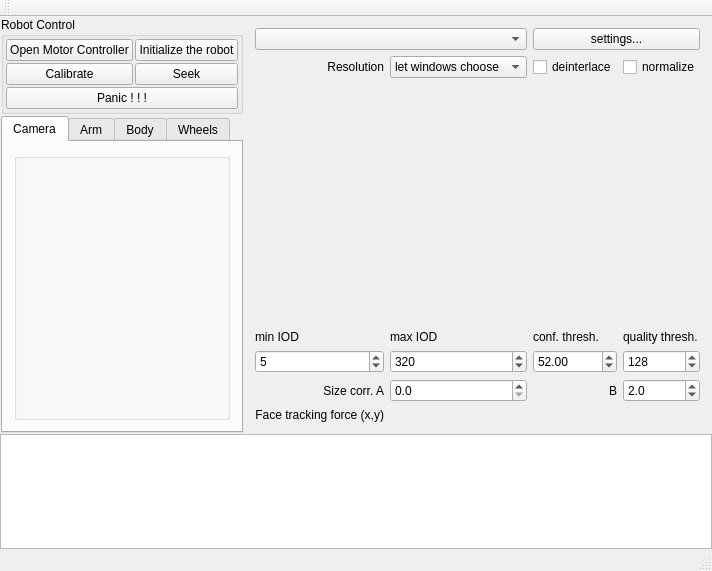
Before: the Qt Designer form RoboShell.ui in artm/biofame-robot, drawn with Qt 5.
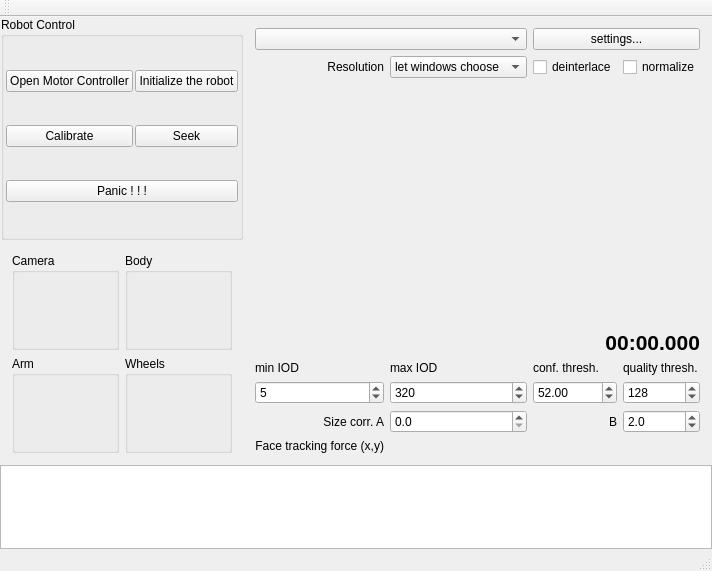
After: the same form once the commit is applied. Custom widgets are drawn as their Qt base class.

Commit message: more screen capture friendly layout

Diff of the .ui file:
```diff
--- a/RoboShell.ui
+++ b/RoboShell.ui
@@ -106,50 +106,37 @@
         </widget>
        </item>
        <item>
-        <widget class="QTabWidget" name="tabWidget">
-         <property name="currentIndex">
-          <number>0</number>
-         </property>
-         <widget class="QWidget" name="cameraTab">
-          <attribute name="title">
-           <string>Camera</string>
-          </attribute>
-          <layout class="QHBoxLayout" name="horizontalLayout">
-           <item>
-            <widget class="AxisControlPanel" name="cameraPanel"/>
-           </item>
-          </layout>
-         </widget>
-         <widget class="QWidget" name="armTab">
-          <attribute name="title">
-           <string>Arm</string>
-          </attribute>
-          <layout class="QHBoxLayout" name="horizontalLayout_2">
-           <item>
-            <widget class="AxisControlPanel" name="armPanel"/>
-           </item>
-          </layout>
-         </widget>
-         <widget class="QWidget" name="bodyTab">
-          <attribute name="title">
-           <string>Body</string>
-          </attribute>
-          <layout class="QHBoxLayout" name="horizontalLayout_4">
-           <item>
-            <widget class="AxisControlPanel" name="bodyPanel"/>
-           </item>
-          </layout>
-         </widget>
-         <widget class="QWidget" name="wheelsTab">
-          <attribute name="title">
-           <string>Wheels</string>
-          </attribute>
-          <layout class="QHBoxLayout" name="horizontalLayout_3">
-           <item>
-            <widget class="AxisControlPanel" name="wheelsPanel"/>
-           </item>
-          </layout>
-         </widget>
+        <widget class="QWidget" name="widget" native="true">
+         <layout class="QGridLayout" name="gridLayout_4">
+          <item row="0" column="0">
+           <widget class="AxisControlPanel" name="cameraPanel">
+            <property name="title">
+             <string>Camera</string>
+            </property>
+           </widget>
+          </item>
+          <item row="1" column="0">
+           <widget class="AxisControlPanel" name="armPanel">
+            <property name="title">
+             <string>Arm</string>
+            </property>
+           </widget>
+          </item>
+          <item row="0" column="1">
+           <widget class="AxisControlPanel" name="bodyPanel">
+            <property name="title">
+             <string>Body</string>
+            </property>
+           </widget>
+          </item>
+          <item row="1" column="1">
+           <widget class="AxisControlPanel" name="wheelsPanel">
+            <property name="title">
+             <string>Wheels</string>
+            </property>
+           </widget>
+          </item>
+         </layout>
         </widget>
        </item>
       </layout>
@@ -231,7 +218,7 @@
          </property>
         </widget>
        </item>
-       <item row="7" column="0">
+       <item row="8" column="0">
         <widget class="QLabel" name="label">
          <property name="text">
           <string>Face tracking force (x,y)</string>
@@ -255,7 +242,7 @@
          </property>
         </widget>
        </item>
-       <item row="9" column="1">
+       <item row="10" column="1">
         <spacer name="verticalSpacer">
          <property name="orientation">
           <enum>Qt::Vertical</enum>
@@ -268,35 +255,35 @@
          </property>
         </spacer>
        </item>
-       <item row="4" column="0">
+       <item row="5" column="0">
         <widget class="QLabel" name="minIODLabel">
          <property name="text">
           <string>min IOD</string>
          </property>
         </widget>
        </item>
-       <item row="4" column="1">
+       <item row="5" column="1">
         <widget class="QLabel" name="maxIODLabel">
          <property name="text">
           <string>max IOD</string>
          </property>
         </widget>
        </item>
-       <item row="4" column="2">
+       <item row="5" column="2">
         <widget class="QLabel" name="confidenceLabel">
          <property name="text">
           <string>conf. thresh.</string>
          </property>
         </widget>
        </item>
-       <item row="4" column="3">
+       <item row="5" column="3">
         <widget class="QLabel" name="qualityLabel">
          <property name="text">
           <string>quality thresh.</string>
          </property>
         </widget>
        </item>
-       <item row="5" column="0">
+       <item row="6" column="0">
         <widget class="QSpinBox" name="minIOD">
          <property name="minimum">
           <number>1</number>
@@ -312,7 +299,7 @@
          </property>
         </widget>
        </item>
-       <item row="5" column="1">
+       <item row="6" column="1">
         <widget class="QSpinBox" name="maxIOD">
          <property name="minimum">
           <number>50</number>
@@ -328,7 +315,7 @@
          </property>
         </widget>
        </item>
-       <item row="5" column="2">
+       <item row="6" column="2">
         <widget class="QDoubleSpinBox" name="confThresh">
          <property name="maximum">
           <double>1000.000000000000000</double>
@@ -341,7 +328,7 @@
          </property>
         </widget>
        </item>
-       <item row="5" column="3">
+       <item row="6" column="3">
         <widget class="QSpinBox" name="qualityThresh">
          <property name="maximum">
           <number>255</number>
@@ -354,7 +341,7 @@
          </property>
         </widget>
        </item>
-       <item row="7" column="1">
+       <item row="8" column="1">
         <widget class="SignalIndicator" name="forceXindi" native="true">
          <property name="sizePolicy">
           <sizepolicy hsizetype="Preferred" vsizetype="Fixed">
@@ -370,7 +357,7 @@
          </property>
         </widget>
        </item>
-       <item row="7" column="2">
+       <item row="8" column="2">
         <widget class="SignalIndicator" name="forceYindi" native="true">
          <property name="sizePolicy">
           <sizepolicy hsizetype="Preferred" vsizetype="Fixed">
@@ -399,7 +386,7 @@
          </property>
         </widget>
        </item>
-       <item row="6" column="1">
+       <item row="7" column="1">
         <widget class="QDoubleSpinBox" name="sizeCorrA">
          <property name="toolTip">
           <string>How square face size affects tracking force</string>
@@ -412,7 +399,7 @@
          </property>
         </widget>
        </item>
-       <item row="6" column="3">
+       <item row="7" column="3">
         <widget class="QDoubleSpinBox" name="sizeCorrB">
          <property name="toolTip">
           <string>How (linear) face size tracking force</string>
@@ -428,7 +415,7 @@
          </property>
         </widget>
        </item>
-       <item row="6" column="0">
+       <item row="7" column="0">
         <widget class="QLabel" name="sizeCorrALabel">
          <property name="text">
           <string>Size corr. A</string>
@@ -438,7 +425,7 @@
          </property>
         </widget>
        </item>
-       <item row="6" column="2">
+       <item row="7" column="2">
         <widget class="QLabel" name="sizeCorrBLabel">
          <property name="text">
           <string>B</string>
@@ -448,6 +435,26 @@
          </property>
         </widget>
        </item>
+       <item row="4" column="0" colspan="4">
+        <widget class="QLabel" name="timestamp">
+         <property name="font">
+          <font>
+           <pointsize>16</pointsize>
+           <weight>75</weight>
+           <bold>true</bold>
+          </font>
+         </property>
+         <property name="text">
+          <string>00:00.000</string>
+         </property>
+         <property name="textFormat">
+          <enum>Qt::PlainText</enum>
+         </property>
+         <property name="alignment">
+          <set>Qt::AlignRight|Qt::AlignTrailing|Qt::AlignVCenter</set>
+         </property>
+        </widget>
+       </item>
       </layout>
      </widget>
     </item>
```
The commit also changes 5 other files.
